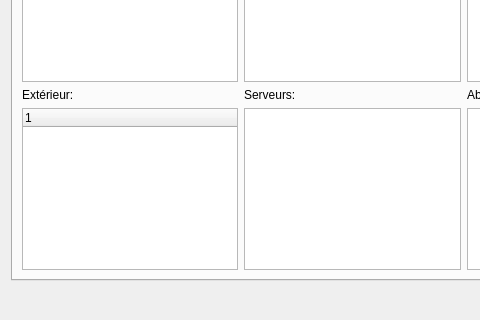
The window that chrysalide/preparerrepas.ui (chrysalideProject/chrysalideProject) describes before a commit, drawn with Qt 5; both pictures show x 0 to 480 and y 174 to 494 of the 705 by 494 pixel window.
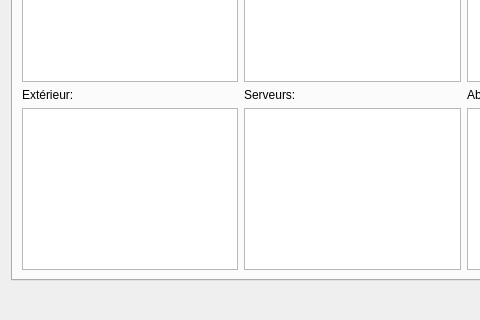
The same window after the commit. Icons and pictures are not drawn. Custom widgets are drawn as their Qt base class.

The edit to the form file:
```diff
--- a/chrysalide/preparerrepas.ui
+++ b/chrysalide/preparerrepas.ui
@@ -123,13 +123,7 @@
             </widget>
            </item>
            <item>
-            <widget class="QTreeWidget" name="treeWidgetExterieur">
-             <column>
-              <property name="text">
-               <string notr="true">1</string>
-              </property>
-             </column>
-            </widget>
+            <widget class="QTreeView" name="treeViewPatientsParMetiers"/>
            </item>
           </layout>
          </item>
```
